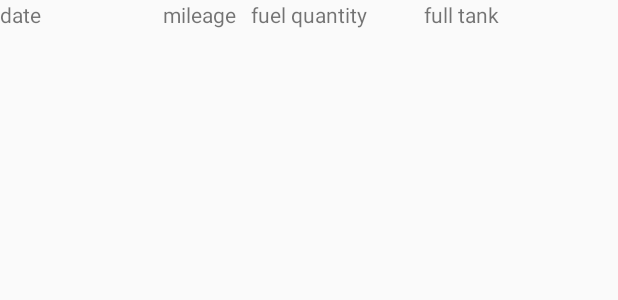
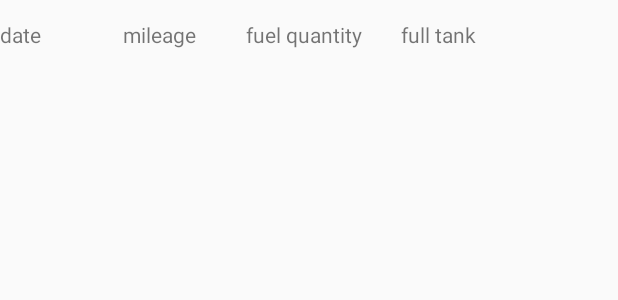
Before and after one commit to maroo2x/FuelCalc_new, an Android app: the layout results_fuel_calc.xml on its own in the app's theme, with its tools: preview values and no code run, on a phone screen of 412 x 824 dp. Shown: the top 300 px of the screen. Run offline under Robolectric (Android 15) with nearby library versions, the phone set to English and light mode, and no system bars.

Commit message:
git push -u origin master

```diff
--- a/app/src/main/res/layout/activity_fuel_calc.xml
+++ b/app/src/main/res/layout/activity_fuel_calc.xml
@@ -5,9 +5,7 @@
     xmlns:tools="http://schemas.android.com/tools"
     android:layout_width="match_parent"
     android:layout_height="match_parent"
-
     tools:context="higheye.fuelcalculator.FuelCalcActivity">
-
     <include
         android:id="@+id/include"
         layout="@layout/content_fuel_calc" />
--- a/app/src/main/res/layout/results_fuel_calc.xml
+++ b/app/src/main/res/layout/results_fuel_calc.xml
@@ -8,47 +8,49 @@
     app:layout_behavior="@string/appbar_scrolling_view_behavior"
     tools:context="higheye.fuelcalculator.ResultsActivity">
 
+    <LinearLayout
+        android:layout_width="fill_parent"
+        android:layout_height="wrap_content"
+        android:orientation="horizontal"
+        android:paddingTop="20px">
+    <TextView
+        android:id="@+id/textView2"
+        android:layout_width="0dp"
+        android:layout_height="wrap_content"
+        android:layout_weight="0.20"
+        android:text="@string/date" />
+
+    <TextView
+        android:id="@+id/textView5"
+        android:layout_width="0dp"
+        android:layout_height="wrap_content"
+        android:layout_weight="0.20"
+        android:text="@string/mileage"/>
+
+    <TextView
+        android:id="@+id/textView6"
+        android:layout_width="0dp"
+        android:layout_height="wrap_content"
+        android:layout_weight="0.25"
+        android:text="@string/fuel_quantity" />
+
+    <TextView
+        android:id="@+id/textView7"
+        android:layout_width="0dp"
+        android:layout_height="wrap_content"
+        android:layout_weight="0.15"
+        android:text="@string/full"/>
+        <TextView
+            android:id="@+id/textView8"
+            android:layout_width="0dp"
+            android:layout_height="wrap_content"
+            android:layout_weight="0.20"
+            android:text=""/>
+    </LinearLayout>
+
     <ListView
+        android:id="@+id/results"
         android:layout_width="match_parent"
         android:layout_height="match_parent"
-        android:id="@+id/results"
         android:layout_marginTop="50dp" />
-
-    <TextView
-        android:text="@string/date"
-        android:layout_width="wrap_content"
-        android:layout_height="wrap_content"
-        android:layout_alignParentLeft="true"
-        android:layout_alignParentStart="true"
-        android:id="@+id/textView2"
-        android:layout_toStartOf="@+id/textView5"
-        android:layout_alignParentTop="true" />
-
-    <TextView
-        android:text="@string/mileage"
-        android:layout_width="wrap_content"
-        android:layout_height="wrap_content"
-        android:id="@+id/textView5"
-        android:layout_alignParentTop="true"
-        android:layout_toStartOf="@+id/textView6" />
-
-    <TextView
-        android:text="@string/fuel_quantity"
-        android:layout_width="wrap_content"
-        android:layout_height="wrap_content"
-        android:id="@+id/textView6"
-        android:layout_alignParentTop="true"
-        android:layout_centerHorizontal="true"
-        android:layout_marginLeft="10dp" />
-
-    <TextView
-        android:text="@string/full"
-        android:layout_width="wrap_content"
-        android:layout_height="wrap_content"
-        android:layout_marginLeft="38dp"
-        android:layout_marginStart="38dp"
-        android:id="@+id/textView7"
-        android:layout_alignParentTop="true"
-        android:layout_toRightOf="@+id/textView6"
-        android:layout_toEndOf="@+id/textView6" />
 </RelativeLayout>
```
Also changed, not shown: app/src/main/res/layout/custom_row.xml (+20 -18 lines).
